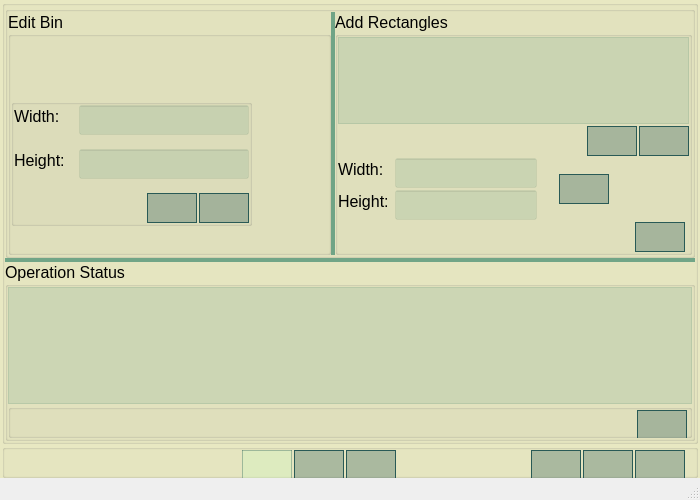
The window that 2D_Bin_Packing_Problem/mainwindow.ui (andrei-crisu/2D_BPP_gui_thread_approach) describes before a commit, drawn with Qt 5.
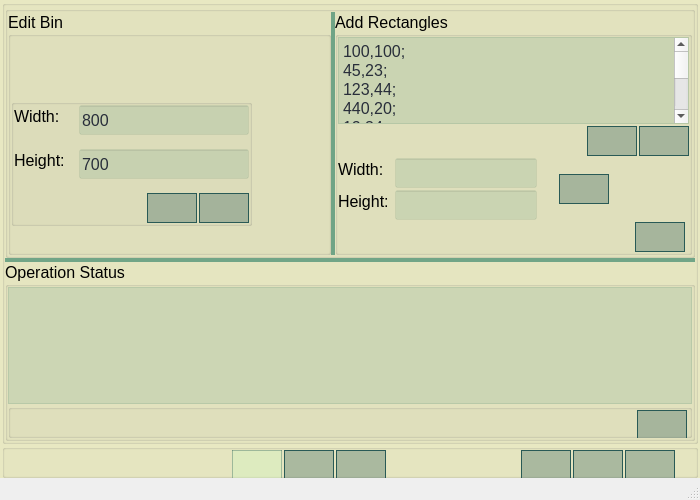
The same window after the commit. The open tabs and pages were chosen to show the change. Icons and pictures are not drawn.

Patch:
```diff
--- a/2D_Bin_Packing_Problem/mainwindow.ui
+++ b/2D_Bin_Packing_Problem/mainwindow.ui
@@ -526,6 +526,9 @@
 background-color: rgba(45, 128, 100, 30);
 }</string>
                             </property>
+                            <property name="text">
+                             <string>800</string>
+                            </property>
                            </widget>
                           </item>
                           <item row="1" column="0">
@@ -578,6 +581,9 @@
 background-color: rgba(45, 128, 100, 30);
 }</string>
                             </property>
+                            <property name="text">
+                             <string>700</string>
+                            </property>
                            </widget>
                           </item>
                           <item row="2" column="1">
@@ -794,6 +800,45 @@
 background-color: rgba(45, 128, 100, 30);
 }</string>
                      </property>
+                     <property name="html">
+                      <string>&lt;!DOCTYPE HTML PUBLIC &quot;-//W3C//DTD HTML 4.0//EN&quot; &quot;http://www.w3.org/TR/REC-html40/strict.dtd&quot;&gt;
+&lt;html&gt;&lt;head&gt;&lt;meta name=&quot;qrichtext&quot; content=&quot;1&quot; /&gt;&lt;style type=&quot;text/css&quot;&gt;
+p, li { white-space: pre-wrap; }
+&lt;/style&gt;&lt;/head&gt;&lt;body style=&quot; font-family:'MS Shell Dlg 2'; font-size:12pt; font-weight:400; font-style:normal;&quot;&gt;
+&lt;p style=&quot; margin-top:0px; margin-bottom:0px; margin-left:0px; margin-right:0px; -qt-block-indent:0; text-indent:0px;&quot;&gt;100,100;&lt;/p&gt;
+&lt;p style=&quot; margin-top:0px; margin-bottom:0px; margin-left:0px; margin-right:0px; -qt-block-indent:0; text-indent:0px;&quot;&gt;45,23;&lt;/p&gt;
+&lt;p style=&quot; margin-top:0px; margin-bottom:0px; margin-left:0px; margin-right:0px; -qt-block-indent:0; text-indent:0px;&quot;&gt;123,44;&lt;/p&gt;
+&lt;p style=&quot; margin-top:0px; margin-bottom:0px; margin-left:0px; margin-right:0px; -qt-block-indent:0; text-indent:0px;&quot;&gt;440,20;&lt;/p&gt;
+&lt;p style=&quot; margin-top:0px; margin-bottom:0px; margin-left:0px; margin-right:0px; -qt-block-indent:0; text-indent:0px;&quot;&gt;12,34;&lt;/p&gt;
+&lt;p style=&quot; margin-top:0px; margin-bottom:0px; margin-left:0px; margin-right:0px; -qt-block-indent:0; text-indent:0px;&quot;&gt;30,480;&lt;/p&gt;
+&lt;p style=&quot; margin-top:0px; margin-bottom:0px; margin-left:0px; margin-right:0px; -qt-block-indent:0; text-indent:0px;&quot;&gt;100,100;&lt;/p&gt;
+&lt;p style=&quot; margin-top:0px; margin-bottom:0px; margin-left:0px; margin-right:0px; -qt-block-indent:0; text-indent:0px;&quot;&gt;45,23;&lt;/p&gt;
+&lt;p style=&quot; margin-top:0px; margin-bottom:0px; margin-left:0px; margin-right:0px; -qt-block-indent:0; text-indent:0px;&quot;&gt;123,44;&lt;/p&gt;
+&lt;p style=&quot; margin-top:0px; margin-bottom:0px; margin-left:0px; margin-right:0px; -qt-block-indent:0; text-indent:0px;&quot;&gt;440,20;&lt;/p&gt;
+&lt;p style=&quot; margin-top:0px; margin-bottom:0px; margin-left:0px; margin-right:0px; -qt-block-indent:0; text-indent:0px;&quot;&gt;12,34;&lt;/p&gt;
+&lt;p style=&quot; margin-top:0px; margin-bottom:0px; margin-left:0px; margin-right:0px; -qt-block-indent:0; text-indent:0px;&quot;&gt;24,480;&lt;/p&gt;
+&lt;p style=&quot; margin-top:0px; margin-bottom:0px; margin-left:0px; margin-right:0px; -qt-block-indent:0; text-indent:0px;&quot;&gt;100,480;&lt;/p&gt;
+&lt;p style=&quot; margin-top:0px; margin-bottom:0px; margin-left:0px; margin-right:0px; -qt-block-indent:0; text-indent:0px;&quot;&gt;49,34;&lt;/p&gt;
+&lt;p style=&quot; margin-top:0px; margin-bottom:0px; margin-left:0px; margin-right:0px; -qt-block-indent:0; text-indent:0px;&quot;&gt;199,342;&lt;/p&gt;
+&lt;p style=&quot; margin-top:0px; margin-bottom:0px; margin-left:0px; margin-right:0px; -qt-block-indent:0; text-indent:0px;&quot;&gt;128,566;&lt;/p&gt;
+&lt;p style=&quot; margin-top:0px; margin-bottom:0px; margin-left:0px; margin-right:0px; -qt-block-indent:0; text-indent:0px;&quot;&gt;69,85;&lt;/p&gt;
+&lt;p style=&quot; margin-top:0px; margin-bottom:0px; margin-left:0px; margin-right:0px; -qt-block-indent:0; text-indent:0px;&quot;&gt;345,451;&lt;/p&gt;
+&lt;p style=&quot; margin-top:0px; margin-bottom:0px; margin-left:0px; margin-right:0px; -qt-block-indent:0; text-indent:0px;&quot;&gt;196,437;&lt;/p&gt;
+&lt;p style=&quot; margin-top:0px; margin-bottom:0px; margin-left:0px; margin-right:0px; -qt-block-indent:0; text-indent:0px;&quot;&gt;10,490;&lt;/p&gt;
+&lt;p style=&quot; margin-top:0px; margin-bottom:0px; margin-left:0px; margin-right:0px; -qt-block-indent:0; text-indent:0px;&quot;&gt;495,23;&lt;/p&gt;
+&lt;p style=&quot; margin-top:0px; margin-bottom:0px; margin-left:0px; margin-right:0px; -qt-block-indent:0; text-indent:0px;&quot;&gt;10,12;&lt;/p&gt;
+&lt;p style=&quot; margin-top:0px; margin-bottom:0px; margin-left:0px; margin-right:0px; -qt-block-indent:0; text-indent:0px;&quot;&gt;10,45;&lt;/p&gt;
+&lt;p style=&quot; margin-top:0px; margin-bottom:0px; margin-left:0px; margin-right:0px; -qt-block-indent:0; text-indent:0px;&quot;&gt;10,100;&lt;/p&gt;
+&lt;p style=&quot; margin-top:0px; margin-bottom:0px; margin-left:0px; margin-right:0px; -qt-block-indent:0; text-indent:0px;&quot;&gt;4,4;&lt;/p&gt;
+&lt;p style=&quot; margin-top:0px; margin-bottom:0px; margin-left:0px; margin-right:0px; -qt-block-indent:0; text-indent:0px;&quot;&gt;6,4;&lt;/p&gt;
+&lt;p style=&quot; margin-top:0px; margin-bottom:0px; margin-left:0px; margin-right:0px; -qt-block-indent:0; text-indent:0px;&quot;&gt;5,6;&lt;/p&gt;
+&lt;p style=&quot; margin-top:0px; margin-bottom:0px; margin-left:0px; margin-right:0px; -qt-block-indent:0; text-indent:0px;&quot;&gt;12,34;&lt;/p&gt;
+&lt;p style=&quot; margin-top:0px; margin-bottom:0px; margin-left:0px; margin-right:0px; -qt-block-indent:0; text-indent:0px;&quot;&gt;41,90;&lt;/p&gt;
+&lt;p style=&quot; margin-top:0px; margin-bottom:0px; margin-left:0px; margin-right:0px; -qt-block-indent:0; text-indent:0px;&quot;&gt;200,250;&lt;/p&gt;
+&lt;p style=&quot; margin-top:0px; margin-bottom:0px; margin-left:0px; margin-right:0px; -qt-block-indent:0; text-indent:0px;&quot;&gt;401,389;&lt;/p&gt;
+&lt;p style=&quot; margin-top:0px; margin-bottom:0px; margin-left:0px; margin-right:0px; -qt-block-indent:0; text-indent:0px;&quot;&gt;22,345;&lt;/p&gt;
+&lt;p style=&quot; margin-top:0px; margin-bottom:0px; margin-left:0px; margin-right:0px; -qt-block-indent:0; text-indent:0px;&quot;&gt;211,123;&lt;/p&gt;&lt;/body&gt;&lt;/html&gt;</string>
+                     </property>
                     </widget>
                    </item>
                    <item>
@@ -1441,14 +1486,14 @@
             <number>2</number>
            </property>
            <property name="leftMargin">
-            <number>0</number>
-           </property>
-           <property name="topMargin">
-            <number>0</number>
-           </property>
-           <property name="rightMargin">
             <number>10</number>
            </property>
+           <property name="topMargin">
+            <number>0</number>
+           </property>
+           <property name="rightMargin">
+            <number>20</number>
+           </property>
            <property name="bottomMargin">
             <number>0</number>
            </property>
```
Left out of the diff: 11 changed lines with no effect on the pictures.
